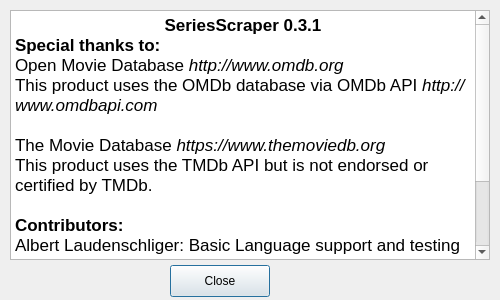
This is SeriesScraper/aboutdialog.ui in martinLutz1/SeriesScraper as Qt 5 draws it before an edit. The edited form follows.
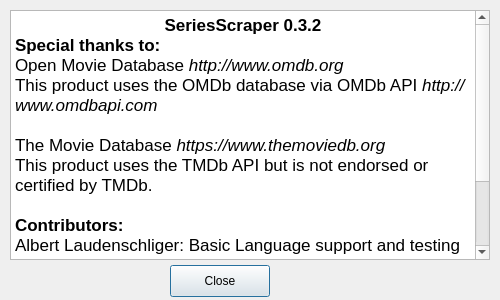
This is the edited form. Icons and pictures are not drawn.

The edit to the form file:
```diff
--- a/SeriesScraper/aboutdialog.ui
+++ b/SeriesScraper/aboutdialog.ui
@@ -65,7 +65,7 @@
 &lt;html&gt;&lt;head&gt;&lt;meta name=&quot;qrichtext&quot; content=&quot;1&quot; /&gt;&lt;style type=&quot;text/css&quot;&gt;
 p, li { white-space: pre-wrap; }
 &lt;/style&gt;&lt;/head&gt;&lt;body style=&quot; font-family:'.SF NS Text'; font-size:13pt; font-weight:400; font-style:normal;&quot;&gt;
-&lt;p align=&quot;center&quot; style=&quot; margin-top:0px; margin-bottom:0px; margin-left:0px; margin-right:0px; -qt-block-indent:0; text-indent:0px;&quot;&gt;&lt;span style=&quot; font-weight:600;&quot;&gt;SeriesScraper 0.3.1&lt;/span&gt;&lt;/p&gt;
+&lt;p align=&quot;center&quot; style=&quot; margin-top:0px; margin-bottom:0px; margin-left:0px; margin-right:0px; -qt-block-indent:0; text-indent:0px;&quot;&gt;&lt;span style=&quot; font-weight:600;&quot;&gt;SeriesScraper 0.3.2&lt;/span&gt;&lt;/p&gt;
 &lt;p style=&quot; margin-top:0px; margin-bottom:0px; margin-left:0px; margin-right:0px; -qt-block-indent:0; text-indent:0px;&quot;&gt;&lt;span style=&quot; font-weight:600;&quot;&gt;Special thanks to:&lt;/span&gt;&lt;/p&gt;
 &lt;p style=&quot; margin-top:0px; margin-bottom:0px; margin-left:0px; margin-right:0px; -qt-block-indent:0; text-indent:0px;&quot;&gt;&lt;span style=&quot; font-family:'Helvetica';&quot;&gt;Open Movie Database &lt;/span&gt;&lt;span style=&quot; font-family:'Helvetica'; font-style:italic;&quot;&gt;http://www.omdb.org&lt;/span&gt;&lt;/p&gt;
 &lt;p style=&quot; margin-top:0px; margin-bottom:0px; margin-left:0px; margin-right:0px; -qt-block-indent:0; text-indent:0px;&quot;&gt;&lt;span style=&quot; font-family:'Helvetica';&quot;&gt;This product uses the OMDb database via OMDb API &lt;/span&gt;&lt;span style=&quot; font-family:'Helvetica'; font-style:italic;&quot;&gt;http://www.omdbapi.com&lt;/span&gt;&lt;/p&gt;
```
